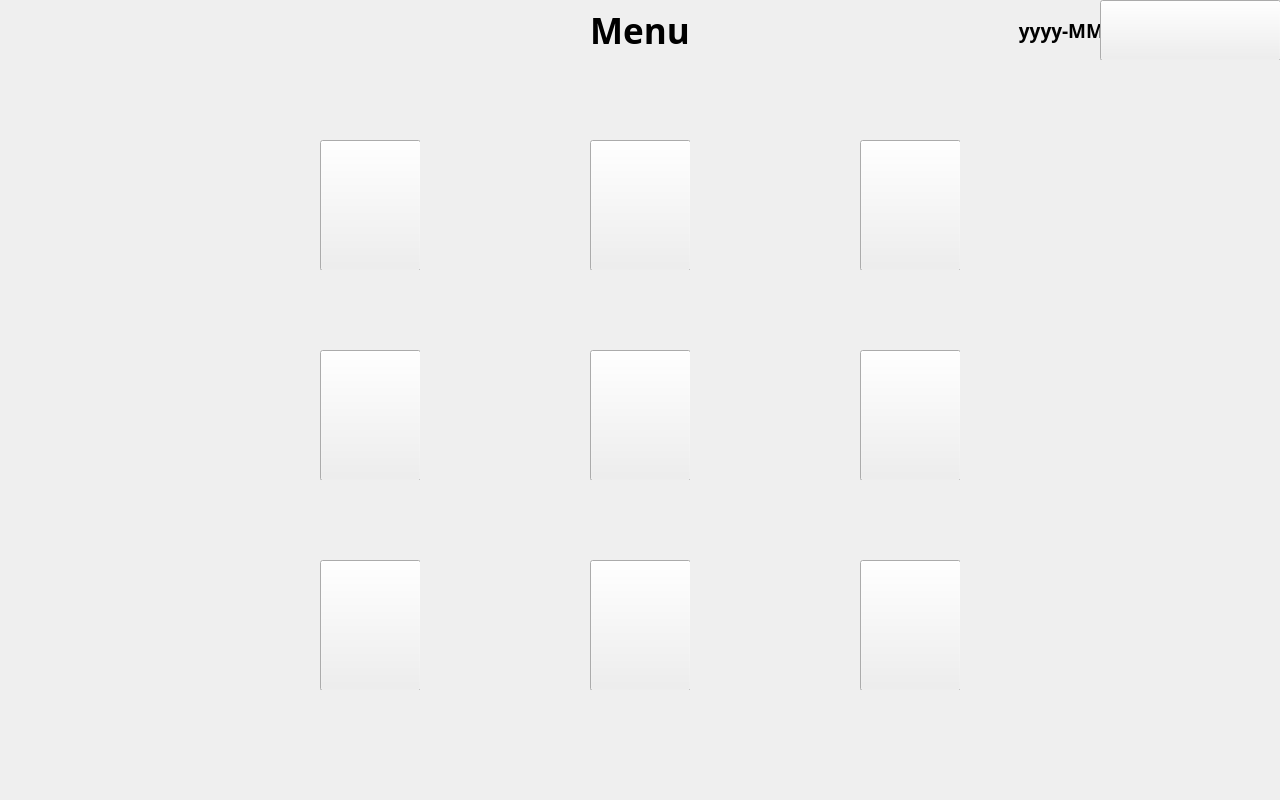
First picture: the form in mainwindow.ui, repository qingdouke/TemakViews, before the edit.
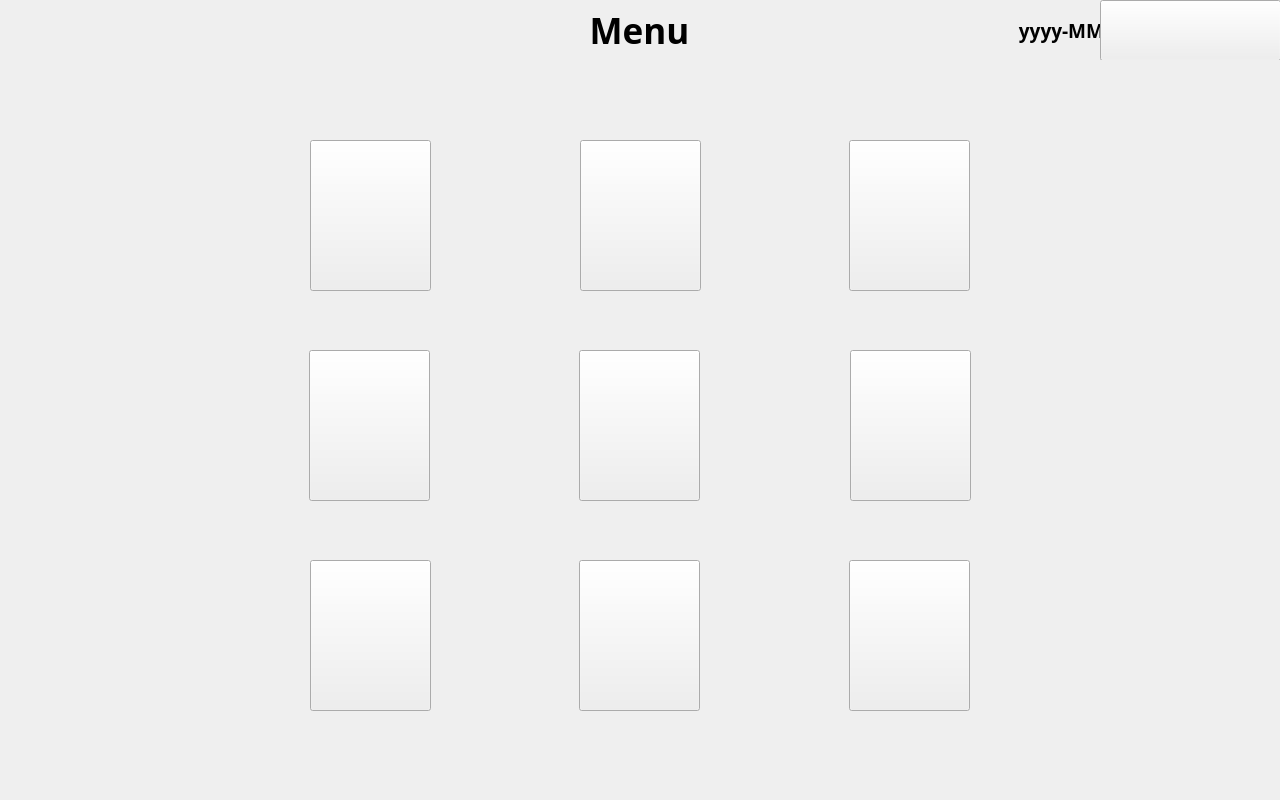
Second picture: the form after the edit.

Patch:
```diff
--- a/mainwindow.ui
+++ b/mainwindow.ui
@@ -49,9 +49,9 @@
     <widget class="QLabel" name="title">
      <property name="geometry">
       <rect>
-       <x>580</x>
+       <x>569</x>
        <y>0</y>
-       <width>120</width>
+       <width>141</width>
        <height>60</height>
       </rect>
      </property>
@@ -127,10 +127,10 @@
     <widget class="QWidget" name="index_1" native="true">
      <property name="geometry">
       <rect>
-       <x>320</x>
+       <x>310</x>
        <y>80</y>
-       <width>100</width>
-       <height>130</height>
+       <width>121</width>
+       <height>151</height>
       </rect>
      </property>
      <widget class="QLabel" name="image_1">
@@ -138,8 +138,8 @@
        <rect>
         <x>0</x>
         <y>0</y>
-        <width>100</width>
-        <height>100</height>
+        <width>121</width>
+        <height>121</height>
        </rect>
       </property>
       <property name="text">
@@ -150,19 +150,20 @@
       <property name="geometry">
        <rect>
         <x>0</x>
-        <y>100</y>
-        <width>100</width>
-        <height>30</height>
+        <y>120</y>
+        <width>121</width>
+        <height>31</height>
        </rect>
       </property>
       <property name="font">
        <font>
-        <pointsize>12</pointsize>
+        <family>思源黑体</family>
+        <pointsize>15</pointsize>
         <kerning>true</kerning>
        </font>
       </property>
       <property name="text">
-       <string>监视界面</string>
+       <string>Monitor</string>
       </property>
       <property name="alignment">
        <set>Qt::AlignCenter</set>
@@ -179,8 +180,8 @@
        <rect>
         <x>0</x>
         <y>0</y>
-        <width>101</width>
-        <height>131</height>
+        <width>121</width>
+        <height>151</height>
        </rect>
       </property>
       <property name="text">
@@ -191,10 +192,10 @@
     <widget class="QWidget" name="index_2" native="true">
      <property name="geometry">
       <rect>
-       <x>590</x>
+       <x>580</x>
        <y>80</y>
-       <width>100</width>
-       <height>130</height>
+       <width>121</width>
+       <height>151</height>
       </rect>
      </property>
      <widget class="QLabel" name="image_2">
@@ -202,8 +203,8 @@
        <rect>
         <x>0</x>
         <y>0</y>
-        <width>100</width>
-        <height>100</height>
+        <width>121</width>
+        <height>121</height>
        </rect>
       </property>
       <property name="font">
@@ -219,18 +220,19 @@
       <property name="geometry">
        <rect>
         <x>0</x>
-        <y>100</y>
-        <width>100</width>
-        <height>30</height>
+        <y>120</y>
+        <width>121</width>
+        <height>31</height>
        </rect>
       </property>
       <property name="font">
        <font>
-        <pointsize>12</pointsize>
+        <family>思源黑体</family>
+        <pointsize>15</pointsize>
        </font>
       </property>
       <property name="text">
-       <string>输出监视</string>
+       <string>Pgm Monitor</string>
       </property>
       <property name="alignment">
        <set>Qt::AlignCenter</set>
@@ -241,8 +243,8 @@
        <rect>
         <x>0</x>
         <y>0</y>
-        <width>101</width>
-        <height>131</height>
+        <width>121</width>
+        <height>151</height>
        </rect>
       </property>
       <property name="text">
@@ -253,10 +255,10 @@
     <widget class="QWidget" name="index_3" native="true">
      <property name="geometry">
       <rect>
-       <x>860</x>
+       <x>849</x>
        <y>80</y>
-       <width>100</width>
-       <height>130</height>
+       <width>121</width>
+       <height>151</height>
       </rect>
      </property>
      <widget class="QLabel" name="image_3">
@@ -264,8 +266,8 @@
        <rect>
         <x>0</x>
         <y>0</y>
-        <width>100</width>
-        <height>100</height>
+        <width>121</width>
+        <height>121</height>
        </rect>
       </property>
       <property name="text">
@@ -276,18 +278,19 @@
       <property name="geometry">
        <rect>
         <x>0</x>
-        <y>100</y>
-        <width>100</width>
-        <height>30</height>
+        <y>120</y>
+        <width>121</width>
+        <height>31</height>
        </rect>
       </property>
       <property name="font">
        <font>
-        <pointsize>12</pointsize>
+        <family>思源黑体</family>
+        <pointsize>15</pointsize>
        </font>
       </property>
       <property name="text">
-       <string>曲线监视</string>
+       <string>Recoder</string>
       </property>
       <property name="alignment">
        <set>Qt::AlignCenter</set>
@@ -298,8 +301,8 @@
        <rect>
         <x>0</x>
         <y>0</y>
-        <width>101</width>
-        <height>131</height>
+        <width>121</width>
+        <height>151</height>
        </rect>
       </property>
       <property name="text">
@@ -310,10 +313,10 @@
     <widget class="QWidget" name="index_4" native="true">
      <property name="geometry">
       <rect>
-       <x>320</x>
+       <x>309</x>
        <y>290</y>
-       <width>100</width>
-       <height>130</height>
+       <width>121</width>
+       <height>151</height>
       </rect>
      </property>
      <widget class="QLabel" name="image_4">
@@ -321,8 +324,8 @@
        <rect>
         <x>0</x>
         <y>0</y>
-        <width>100</width>
-        <height>100</height>
+        <width>121</width>
+        <height>121</height>
        </rect>
       </property>
       <property name="text">
@@ -333,18 +336,19 @@
       <property name="geometry">
        <rect>
         <x>0</x>
-        <y>100</y>
-        <width>100</width>
-        <height>30</height>
+        <y>120</y>
+        <width>121</width>
+        <height>31</height>
        </rect>
       </property>
       <property name="font">
        <font>
-        <pointsize>12</pointsize>
+        <family>思源黑体</family>
+        <pointsize>15</pointsize>
        </font>
       </property>
       <property name="text">
-       <string>程式编辑</string>
+       <string>Pgm Edit</string>
       </property>
       <property name="alignment">
        <set>Qt::AlignCenter</set>
@@ -355,8 +359,8 @@
        <rect>
         <x>0</x>
         <y>0</y>
-        <width>101</width>
-        <height>131</height>
+        <width>121</width>
+        <height>151</height>
        </rect>
       </property>
       <property name="text">
@@ -367,10 +371,10 @@
     <widget class="QWidget" name="index_5" native="true">
      <property name="geometry">
       <rect>
-       <x>590</x>
+       <x>579</x>
        <y>290</y>
-       <width>100</width>
-       <height>130</height>
+       <width>121</width>
+       <height>151</height>
       </rect>
      </property>
      <widget class="QLabel" name="image_5">
@@ -378,8 +382,8 @@
        <rect>
         <x>0</x>
         <y>0</y>
-        <width>100</width>
-        <height>100</height>
+        <width>121</width>
+        <height>121</height>
        </rect>
       </property>
       <property name="text">
@@ -390,18 +394,19 @@
       <property name="geometry">
        <rect>
         <x>0</x>
-        <y>100</y>
-        <width>100</width>
-        <height>30</height>
+        <y>120</y>
+        <width>121</width>
+        <height>31</height>
        </rect>
       </property>
       <property name="font">
        <font>
-        <pointsize>12</pointsize>
+        <family>思源黑体</family>
+        <pointsize>15</pointsize>
        </font>
       </property>
       <property name="text">
-       <string>程式循环</string>
+       <string>Pgm Cycle</string>
       </property>
       <property name="alignment">
        <set>Qt::AlignCenter</set>
@@ -412,8 +417,8 @@
        <rect>
         <x>0</x>
         <y>0</y>
-        <width>101</width>
-        <height>131</height>
+        <width>121</width>
+        <height>151</height>
        </rect>
       </property>
       <property name="text">
@@ -424,10 +429,10 @@
     <widget class="QWidget" name="index_6" native="true">
      <property name="geometry">
       <rect>
-       <x>860</x>
+       <x>850</x>
        <y>290</y>
-       <width>100</width>
-       <height>130</height>
+       <width>121</width>
+       <height>151</height>
       </rect>
      </property>
      <widget class="QLabel" name="image_6">
@@ -435,8 +440,8 @@
        <rect>
         <x>0</x>
         <y>0</y>
-        <width>100</width>
-        <height>100</height>
+        <width>121</width>
+        <height>121</height>
        </rect>
       </property>
       <property name="text">
@@ -447,18 +452,19 @@
       <property name="geometry">
        <rect>
         <x>0</x>
-        <y>100</y>
-        <width>100</width>
-        <height>30</height>
+        <y>120</y>
+        <width>121</width>
+        <height>31</height>
        </rect>
       </property>
       <property name="font">
        <font>
-        <pointsize>12</pointsize>
+        <family>思源黑体</family>
+        <pointsize>15</pointsize>
        </font>
       </property>
       <property name="text">
-       <string>定值设置</string>
+       <string>One Point</string>
       </property>
       <property name="alignment">
        <set>Qt::AlignCenter</set>
@@ -469,8 +475,8 @@
        <rect>
         <x>0</x>
         <y>0</y>
-        <width>101</width>
-        <height>131</height>
+        <width>121</width>
+        <height>151</height>
        </rect>
       </property>
       <property name="text">
@@ -481,10 +487,10 @@
     <widget class="QWidget" name="index_7" native="true">
      <property name="geometry">
       <rect>
-       <x>320</x>
+       <x>310</x>
        <y>500</y>
-       <width>100</width>
-       <height>130</height>
+       <width>121</width>
+       <height>151</height>
       </rect>
      </property>
      <widget class="QLabel" name="image_7">
@@ -492,8 +498,8 @@
        <rect>
         <x>0</x>
         <y>0</y>
-        <width>100</width>
-        <height>100</height>
+        <width>121</width>
+        <height>121</height>
        </rect>
       </property>
       <property name="text">
@@ -504,18 +510,19 @@
       <property name="geometry">
        <rect>
         <x>0</x>
-        <y>100</y>
-        <width>100</width>
-        <height>30</height>
+        <y>120</y>
+        <width>121</width>
+        <height>31</height>
        </rect>
       </property>
       <property name="font">
        <font>
-        <pointsize>12</pointsize>
+        <family>思源黑体</family>
+        <pointsize>15</pointsize>
        </font>
       </property>
       <property name="text">
-       <string>参数设置</string>
+       <string>Param Set</string>
       </property>
       <property name="alignment">
        <set>Qt::AlignCenter</set>
@@ -526,8 +533,8 @@
        <rect>
         <x>0</x>
         <y>0</y>
-        <width>101</width>
-        <height>131</height>
+        <width>121</width>
+        <height>151</height>
        </rect>
       </property>
       <property name="text">
@@ -538,10 +545,10 @@
     <widget class="QWidget" name="index_8" native="true">
      <property name="geometry">
       <rect>
-       <x>590</x>
+       <x>579</x>
        <y>500</y>
-       <width>100</width>
-       <height>130</height>
+       <width>121</width>
+       <height>151</height>
       </rect>
      </property>
      <widget class="QLabel" name="image_8">
@@ -549,8 +556,8 @@
        <rect>
         <x>0</x>
         <y>0</y>
-        <width>100</width>
-        <height>100</height>
+        <width>121</width>
+        <height>121</height>
        </rect>
       </property>
       <property name="text">
@@ -561,18 +568,19 @@
       <property name="geometry">
        <rect>
         <x>0</x>
-        <y>100</y>
-        <width>100</width>
-        <height>30</height>
+        <y>120</y>
+        <width>121</width>
+        <height>31</height>
        </rect>
       </property>
       <property name="font">
        <font>
-        <pointsize>12</pointsize>
+        <family>思源黑体</family>
+        <pointsize>15</pointsize>
        </font>
       </property>
       <property name="text">
-       <string>故障记录</string>
+       <string>Sick Record</string>
       </property>
       <property name="alignment">
        <set>Qt::AlignCenter</set>
@@ -583,8 +591,8 @@
        <rect>
         <x>0</x>
         <y>0</y>
-        <width>101</width>
-        <height>131</height>
+        <width>121</width>
+        <height>151</height>
        </rect>
       </property>
       <property name="text">
@@ -595,10 +603,10 @@
     <widget class="QWidget" name="index_9" native="true">
      <property name="geometry">
       <rect>
-       <x>860</x>
+       <x>849</x>
        <y>500</y>
-       <width>100</width>
-       <height>130</height>
+       <width>121</width>
+       <height>151</height>
       </rect>
      </property>
      <widget class="QLabel" name="image_9">
@@ -606,8 +614,8 @@
        <rect>
         <x>0</x>
         <y>0</y>
-        <width>100</width>
-        <height>100</height>
+        <width>121</width>
+        <height>121</height>
        </rect>
       </property>
       <property name="text">
@@ -618,18 +626,19 @@
       <property name="geometry">
        <rect>
         <x>0</x>
-        <y>100</y>
-        <width>100</width>
-        <height>30</height>
+        <y>120</y>
+        <width>121</width>
+        <height>31</height>
        </rect>
       </property>
       <property name="font">
        <font>
-        <pointsize>12</pointsize>
+        <family>思源黑体</family>
+        <pointsize>15</pointsize>
        </font>
       </property>
       <property name="text">
-       <string>故障说明</string>
+       <string>Help</string>
       </property>
       <property name="alignment">
        <set>Qt::AlignCenter</set>
@@ -640,8 +649,8 @@
        <rect>
         <x>0</x>
         <y>0</y>
-        <width>101</width>
-        <height>131</height>
+        <width>121</width>
+        <height>151</height>
        </rect>
       </property>
       <property name="text">
```
Left out of the diff: 10 changed lines with no effect on the pictures.
